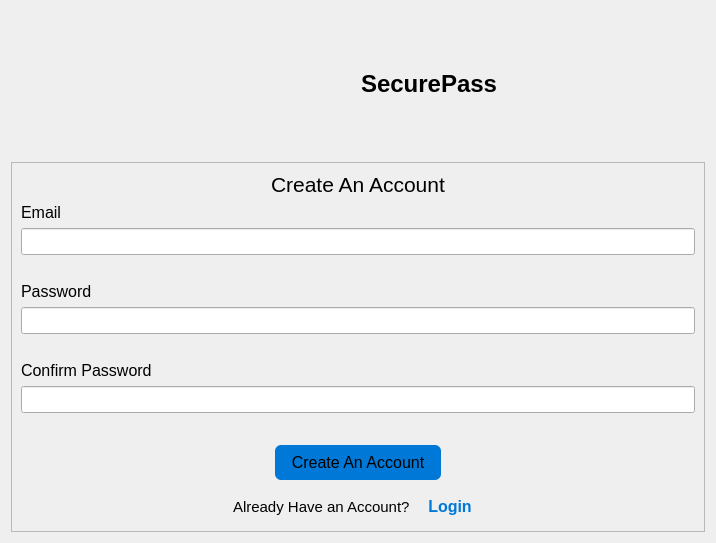
First picture: the form in pages/signup/createaccount.ui, repository SahisN/PasswordManager, before the edit.
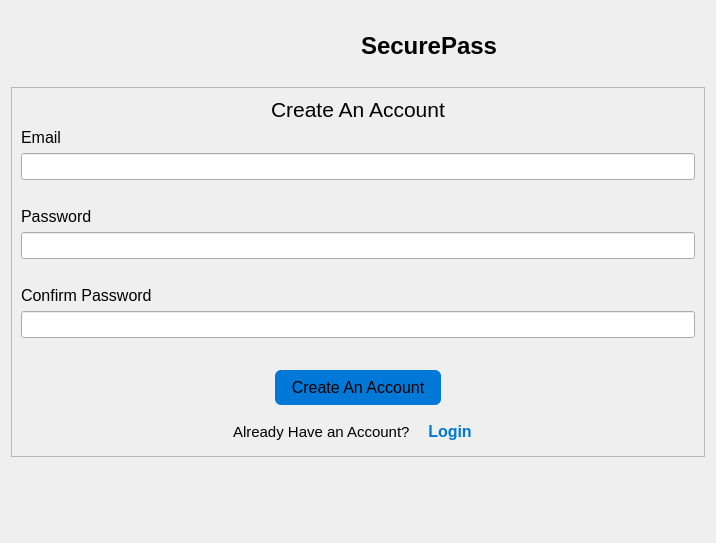
Second picture: the form after the edit. Icons and pictures are not drawn.

```diff
--- a/pages/signup/createaccount.ui
+++ b/pages/signup/createaccount.ui
@@ -351,6 +351,13 @@
      </item>
     </layout>
    </item>
+   <item>
+    <widget class="QLabel" name="label_2">
+     <property name="text">
+      <string/>
+     </property>
+    </widget>
+   </item>
   </layout>
  </widget>
  <resources>
```
